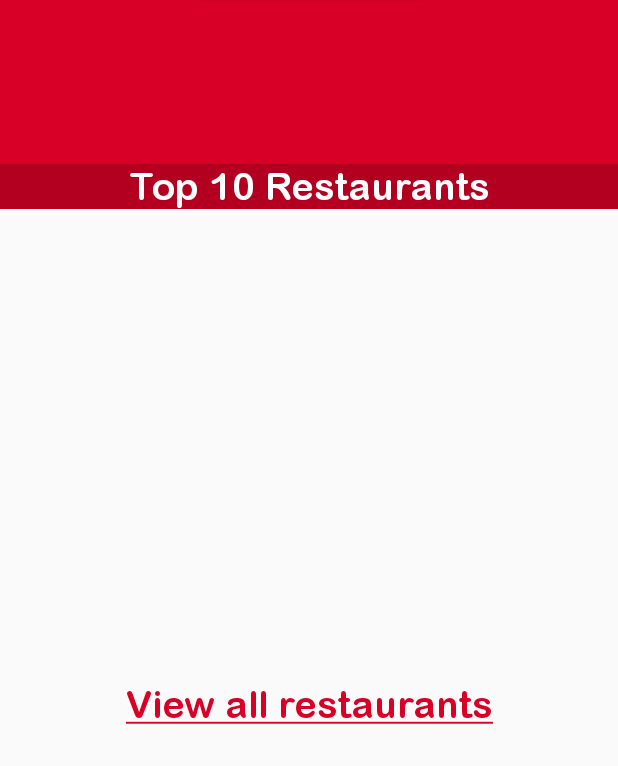
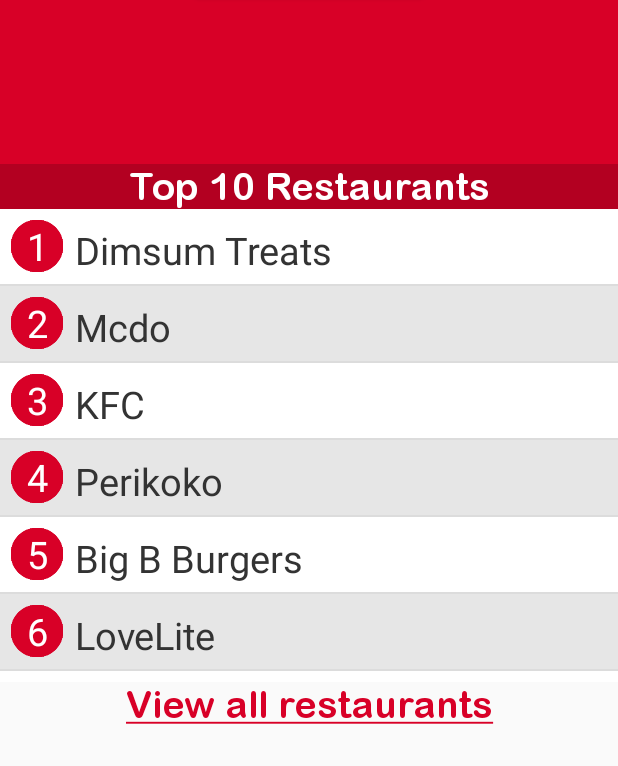
Before and after one commit to jmblank09/BahalaNAPP, an Android app: the screen it shows after launch (MainActivity), on a phone screen of 412 x 824 dp, the part 470-1236 px from its top. Run offline under Robolectric (Android 15) with nearby library versions, the phone set to English and light mode, and no system bars.

Commit message:
Finished List View

```diff
--- a/app/src/main/AndroidManifest.xml
+++ b/app/src/main/AndroidManifest.xml
@@ -8,10 +8,10 @@
         android:label="@string/app_name"
         android:supportsRtl="true"
         android:theme="@style/AppTheme">
-        <activity android:name=".MainActivity">
+        <activity android:name=".Activity.MainActivity">
 
         </activity>
-        <activity android:name=".SplashScreen">
+        <activity android:name=".Activity.SplashScreen">
             <intent-filter>
                 <action android:name="android.intent.action.MAIN" />
 
--- /dev/null
+++ b/app/src/main/java/com/reginalddc/bahalanapp/Activity/MainActivity.java
@@ -0,0 +1,77 @@
+package com.reginalddc.bahalanapp.Activity;
+
+import android.graphics.Typeface;
+import android.support.v7.app.AppCompatActivity;
+import android.os.Bundle;
+import android.view.View;
+import android.widget.AdapterView;
+import android.widget.Button;
+import android.widget.ImageView;
+import android.widget.ListView;
+import android.widget.TextView;
+import android.widget.Toast;
+
+import com.reginalddc.bahalanapp.Model.Resto;
+import com.reginalddc.bahalanapp.Model.RestoAdapter;
+import com.reginalddc.bahalanapp.R;
+
+import java.util.ArrayList;
+
+public class MainActivity extends AppCompatActivity {
+
+    TextView signup_textView, tapmona_textView, top10_textView, allResto_textView;
+    Button bahalana_button;
+    ImageView signup_imageView;
+
+    @Override
+    protected void onCreate(Bundle savedInstanceState) {
+        super.onCreate(savedInstanceState);
+        setContentView(R.layout.activity_main);
+
+        signup_textView = (TextView) findViewById(R.id.signup_textView);
+        tapmona_textView = (TextView) findViewById(R.id.tapmona_textView);
+        top10_textView = (TextView) findViewById(R.id.top10_textView);
+        allResto_textView = (TextView) findViewById(R.id.viewallresto_textView);
+        bahalana_button = (Button) findViewById(R.id.bahalana_button);
+        signup_imageView = (ImageView) findViewById(R.id.signup_imageView);
+        Typeface typeface = Typeface.createFromAsset(getAssets(), "fonts/arial_rounded.ttf");
+
+        signup_textView.setTypeface(typeface);
+        tapmona_textView.setTypeface(typeface);
+        top10_textView.setTypeface(typeface);
+        allResto_textView.setTypeface(typeface);
+        bahalana_button.setTypeface(typeface);
+
+        ArrayList<Resto> arrayOfResto = new ArrayList<Resto>();
+        final RestoAdapter adapter = new RestoAdapter(getApplicationContext(), arrayOfResto);
+        ListView listView = (ListView) findViewById(R.id.resto_listView);
+        listView.setAdapter(adapter);
+        Resto firstResto = new Resto(1, "Dimsum Treats");
+        Resto secondResto = new Resto(2, "Mcdo");
+        Resto thirdResto = new Resto(3, "KFC");
+        Resto fourthResto = new Resto(4, "Perikoko");
+        Resto fifthResto = new Resto(5, "Big B Burgers");
+        Resto sixthResto = new Resto(6, "LoveLite");
+        Resto seventhResto = new Resto(7, "Sisig Express");
+        Resto eightResto = new Resto(8, "Extreme");
+        Resto ninthResto = new Resto(9, "Green Box");
+        Resto tenthResto = new Resto(10, "Gayuma ni Maria");
+        adapter.add(firstResto);
+        adapter.add(secondResto);
+        adapter.add(thirdResto);
+        adapter.add(fourthResto);
+        adapter.add(fifthResto);
+        adapter.add(sixthResto);
+        adapter.add(seventhResto);
+        adapter.add(eightResto);
+        adapter.add(ninthResto);
+        adapter.add(tenthResto);
+
+        listView.setOnItemClickListener(new AdapterView.OnItemClickListener() {
+            @Override
+            public void onItemClick(AdapterView<?> parent, View view, int position, long id) {
+                Toast.makeText(getApplicationContext(), adapter.getItem(position).name, Toast.LENGTH_LONG).show();
+            }
+        });
+    }
+}
--- a/app/src/main/java/com/reginalddc/bahalanapp/SplashScreen.java
+++ b/app/src/main/java/com/reginalddc/bahalanapp/Activity/SplashScreen.java
@@ -1,10 +1,12 @@
-package com.reginalddc.bahalanapp;
+package com.reginalddc.bahalanapp.Activity;
 
 import android.content.Intent;
 import android.graphics.Typeface;
 import android.support.v7.app.AppCompatActivity;
 import android.os.Bundle;
 import android.widget.TextView;
+
+import com.reginalddc.bahalanapp.R;
 
 public class SplashScreen extends AppCompatActivity {
 
--- a/app/src/main/java/com/reginalddc/bahalanapp/MainActivity.java
+++ /dev/null
@@ -1,37 +0,0 @@
-package com.reginalddc.bahalanapp;
-
-import android.graphics.Typeface;
-import android.support.v7.app.AppCompatActivity;
-import android.os.Bundle;
-import android.widget.Button;
-import android.widget.ImageView;
-import android.widget.TextView;
-
-public class MainActivity extends AppCompatActivity {
-
-    TextView signup_textView, tapmona_textView, top10_textView, allResto_textView;
-    Button bahalana_button;
-    ImageView signup_imageView;
-
-    @Override
-    protected void onCreate(Bundle savedInstanceState) {
-        super.onCreate(savedInstanceState);
-        setContentView(R.layout.activity_main);
-
-        signup_textView = (TextView) findViewById(R.id.signup_textView);
-        tapmona_textView = (TextView) findViewById(R.id.tapmona_textView);
-        top10_textView = (TextView) findViewById(R.id.top10_textView);
-        allResto_textView = (TextView) findViewById(R.id.viewallresto_textView);
-        bahalana_button = (Button) findViewById(R.id.bahalana_button);
-        signup_imageView = (ImageView) findViewById(R.id.signup_imageView);
-        Typeface typeface = Typeface.createFromAsset(getAssets(), "fonts/arial_rounded.ttf");
-
-        signup_textView.setTypeface(typeface);
-        tapmona_textView.setTypeface(typeface);
-        top10_textView.setTypeface(typeface);
-        allResto_textView.setTypeface(typeface);
-        bahalana_button.setTypeface(typeface);
-
-
-    }
-}
--- /dev/null
+++ b/app/src/main/java/com/reginalddc/bahalanapp/Model/Resto.java
@@ -0,0 +1,15 @@
+package com.reginalddc.bahalanapp.Model;
+
+/**
+ * Created by reginalddc on 27/02/2017.
+ */
+public class Resto {
+
+    public int rank;
+    public String name;
+
+    public Resto(int rank, String name){
+        this.rank = rank;
+        this.name = name;
+    }
+}
--- /dev/null
+++ b/app/src/main/java/com/reginalddc/bahalanapp/Model/RestoAdapter.java
@@ -0,0 +1,47 @@
+package com.reginalddc.bahalanapp.Model;
+
+import android.content.Context;
+import android.support.v4.content.ContextCompat;
+import android.view.LayoutInflater;
+import android.view.View;
+import android.view.ViewGroup;
+import android.widget.ArrayAdapter;
+import android.widget.TextView;
+
+import com.reginalddc.bahalanapp.R;
+
+import java.util.ArrayList;
+
+/**
+ * Created by reginalddc on 27/02/2017.
+ */
+public class RestoAdapter extends ArrayAdapter<Resto> {
+
+    public RestoAdapter(Context context, ArrayList<Resto> resto){
+        super(context, 0, resto);
+    }
+
+    @Override
+    public View getView(int position, View convertView, ViewGroup parent){
+
+        Resto resto = getItem(position);
+
+        if (convertView == null){
+            convertView = LayoutInflater.from(getContext()).inflate(R.layout.listview_toptenresto, parent, false);
+        }
+
+        if (position % 2 == 0) {
+            convertView.setBackgroundColor(ContextCompat.getColor(getContext(), R.color.whiteColor));
+        } else {
+            convertView.setBackgroundColor(ContextCompat.getColor(getContext(), R.color.lightGrayColor));
+        }
+
+        TextView name = (TextView) convertView.findViewById(R.id.resto_textView);
+        TextView rank = (TextView) convertView.findViewById(R.id.rank_textView);
+
+        rank.setText(Integer.toString(resto.rank));
+        name.setText(resto.name);
+
+        return convertView;
+    }
+}
--- a/app/src/main/res/layout/activity_main.xml
+++ b/app/src/main/res/layout/activity_main.xml
@@ -3,7 +3,7 @@
     xmlns:tools="http://schemas.android.com/tools"
     android:layout_width="match_parent"
     android:layout_height="match_parent"
-    tools:context="com.reginalddc.bahalanapp.MainActivity"
+    tools:context=".Activity.MainActivity"
     android:orientation="vertical"
     android:weightSum="2">
 
--- a/app/src/main/res/layout/activity_splash_screen.xml
+++ b/app/src/main/res/layout/activity_splash_screen.xml
@@ -3,7 +3,7 @@
     xmlns:tools="http://schemas.android.com/tools"
     android:layout_width="match_parent"
     android:layout_height="match_parent"
-    tools:context="com.reginalddc.bahalanapp.SplashScreen"
+    tools:context=".Activity.SplashScreen"
     android:orientation="vertical"
     android:weightSum="2"
     android:background="@color/whiteColor">
--- /dev/null
+++ b/app/src/main/res/layout/listview_toptenresto.xml
@@ -0,0 +1,45 @@
+<?xml version="1.0" encoding="utf-8"?>
+<RelativeLayout xmlns:android="http://schemas.android.com/apk/res/android"
+    android:layout_width="match_parent" android:layout_height="match_parent">
+
+    <LinearLayout
+        android:orientation="horizontal"
+        android:layout_width="match_parent"
+        android:layout_height="match_parent">
+
+        <RelativeLayout
+            android:layout_width="50dp"
+            android:layout_height="50dp">
+
+            <ImageView
+                android:layout_width="40dp"
+                android:layout_height="40dp"
+                android:layout_marginTop="3dp"
+                android:src="@drawable/circle"
+                android:layout_centerVertical="true"
+                android:layout_centerHorizontal="true"
+                android:id="@+id/imageView" />
+
+            <TextView
+                android:layout_width="wrap_content"
+                android:layout_height="wrap_content"
+                android:textAppearance="?android:attr/textAppearanceSmall"
+                android:text="1"
+                android:textSize="25sp"
+                android:textColor="@color/whiteColor"
+                android:id="@+id/rank_textView"
+                android:layout_centerVertical="true"
+                android:layout_centerHorizontal="true" />
+        </RelativeLayout>
+
+        <TextView
+            android:layout_width="match_parent"
+            android:layout_height="50dp"
+            android:textAppearance="?android:attr/textAppearanceLarge"
+            android:paddingTop="10dp"
+            android:text="Big B Burgers"
+            android:textColor="@color/blackColor"
+            android:textSize="25sp"
+            android:id="@+id/resto_textView" />
+    </LinearLayout>
+</RelativeLayout>
```
Also changed, not shown: app/src/main/res/drawable/circle.png (added).
